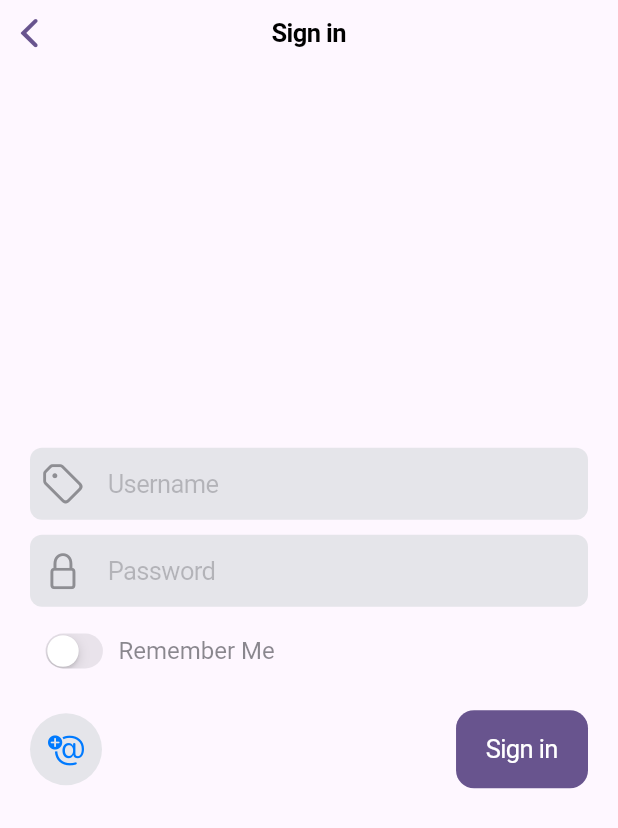
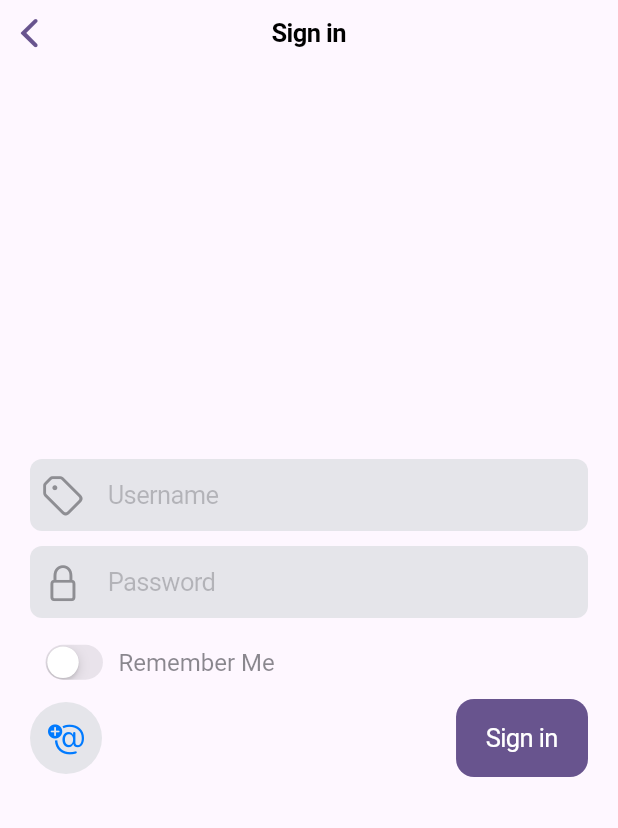
Before and after one commit to ToxicGamer-exe/UHK-Onboarding, a Flutter app: the MyHomePage screen opened directly, after a tap on the "logout" icon, on a phone screen of 412 x 824 dp. Shown: the top 828 px of the screen. Run offline on Flutter 3.47's test engine with Material 2 defaults, Android fonts, the light colour scheme and no system bars; our stand-ins replace dio, flutter_dotenv, hive, hive_flutter; accounts and stored records are empty; network calls fail.

Commit message:
Added user account button, bit of refactoring and finally permission checking

```diff
--- a/lib/api.dart
+++ b/lib/api.dart
@@ -14,10 +14,10 @@ final dio = Dio(BaseOptions(
     }));
 
 FutureOr<List<User>> getUsers({int limit = 50}) async {
-  final response = await dio.get('/users?limit=$limit');
+  final response = await dio.get('/users', queryParameters: {'limit': limit});
   // .then((value) => value.data['data'].map<User>((e) => User.fromJson(e)).toList());
   // print("Response: " + response.data['payload'].toString());
-  return response.data['payload'].map<User>((e) => User.fromJson(e)).toList();
+  return response.data['payload'].map<User>((e) => User.fromJson(e)).toList(); //Futures.wait()?
   // return response.data['payload'] as List<User>;
 }
 
--- a/lib/components/text_field.dart
+++ b/lib/components/text_field.dart
@@ -4,7 +4,6 @@ class CustomCupertinoTextField extends FormField<String> {
   final TextEditingController controller;
   final String placeholder;
   final IconData prefixIcon;
-  String errorText = '';
 
   get value => controller.value.text;
 
@@ -13,9 +12,12 @@ class CustomCupertinoTextField extends FormField<String> {
     required this.controller,
     required this.placeholder,
     required this.prefixIcon,
-    this.errorText = '',
+    String errorText = '',
+    bool enabled = true,
+    EdgeInsets padding = const EdgeInsets.only(bottom: 15),
     FormFieldValidator? validator,
   }) : super(
+          enabled: enabled,
           initialValue: controller.text,
           validator: validator,
           builder: (state) {
@@ -23,6 +25,7 @@ class CustomCupertinoTextField extends FormField<String> {
               crossAxisAlignment: CrossAxisAlignment.start,
               children: [
                 CupertinoTextField(
+                  enabled: enabled,
                   placeholder: placeholder,
                   controller: controller,
                   obscureText: placeholder == 'Password',
@@ -55,7 +58,7 @@ class CustomCupertinoTextField extends FormField<String> {
                       size: 20,
                     ),
                   ),
-                  suffixMode: OverlayVisibilityMode.editing,
+                  suffixMode: enabled ? OverlayVisibilityMode.editing : OverlayVisibilityMode.never,
                 ),
                 if (state.hasError)
                   Padding(
@@ -68,6 +71,7 @@ class CustomCupertinoTextField extends FormField<String> {
                       child: Text(state.errorText!),
                     ),
                   ),
+                Padding(padding: padding)
               ],
             );
           },
--- a/lib/main.dart
+++ b/lib/main.dart
@@ -2,6 +2,7 @@ import 'package:flutter/material.dart';
 import 'package:flutter/cupertino.dart';
 import 'package:flutter_dotenv/flutter_dotenv.dart';
 import 'package:hive_flutter/hive_flutter.dart';
+import 'package:uhk_onboarding/helpers.dart';
 import 'package:uhk_onboarding/sign_in.dart';
 import 'package:uhk_onboarding/user.dart';
 import 'types.dart';
@@ -29,11 +30,15 @@ class MyApp extends StatelessWidget {
         future: isSignedIn(),
         builder: (context, snapshot) {
           if (snapshot.connectionState == ConnectionState.waiting) {
-            return Center(child: CupertinoActivityIndicator(color: Theme.of(context).colorScheme.primary));
+            return Center(
+                child: CupertinoActivityIndicator(
+                    color: Theme.of(context).colorScheme.primary));
           } else if (snapshot.hasError) {
             return Text('Error: ${snapshot.error}');
           } else {
-            return (snapshot.data ?? false) ? const MyHomePage(title: 'User Overview') : const SignInPage();
+            return (snapshot.data ?? false)
+                ? const MyHomePage(title: 'User Overview')
+                : const SignInPage();
           }
         },
       ),
@@ -42,7 +47,9 @@ class MyApp extends StatelessWidget {
 
   Future<bool> isSignedIn() async {
     final box = await Hive.openBox('user');
-    return box.containsKey('username');
+    return box.containsKey('rememberMe') &&
+        box.get('rememberMe') != null &&
+        DateTime.parse(box.get('rememberMe')).isAfter(DateTime.now());
   }
 }
 
@@ -57,17 +64,16 @@ class MyHomePage extends StatefulWidget {
 
 class _MyHomePageState extends State<MyHomePage> {
   List<User> users = [];
+  User? currentUser;
 
   @override
   void initState() {
     super.initState();
     loadData();
-    print("users: " + users.toString());
   }
 
   void loadData() async {
-    final List<User> fetchedUsers = await getUsers();
-    print(fetchedUsers);
+    final List<User> fetchedUsers = await getUsers(limit: 1000);
     setState(() {
       users = fetchedUsers;
       roleCounts = users.map((e) => e.role).fold({},
@@ -76,6 +82,16 @@ class _MyHomePageState extends State<MyHomePage> {
         return map;
       });
     });
+    Future.delayed(const Duration(milliseconds: 5000));
+    final username = Hive.box('user').get('username');
+    if (username != null && username != '') {
+      setState(() {
+        currentUser = fetchedUsers
+            .firstWhereOrNull((element) => element.username == username);
+      });
+      print(fetchedUsers.length);
+      print(username);
+    }
     // print("Fetched users: " + users.toString());
   }
 
@@ -125,6 +141,17 @@ class _MyHomePageState extends State<MyHomePage> {
         title: Text(widget.title),
         centerTitle: true,
         leading: IconButton(
+          icon: const Icon(CupertinoIcons.person_crop_circle),
+          onPressed: () {
+            Navigator.push(
+              context,
+              MaterialPageRoute(
+                  builder: (context) => UserPage(user: currentUser, isEditable: true)),
+            );
+          },
+        ),
+        actions: [
+          IconButton(
             icon: const Icon(Icons.logout),
             onPressed: () async {
               final box = await Hive.openBox('user');
@@ -134,7 +161,8 @@ class _MyHomePageState extends State<MyHomePage> {
                 MaterialPageRoute(builder: (context) => const SignInPage()),
               );
             },
-        )
+          ),
+        ],
       ),
       body: ListView(
         children: <Widget>[
@@ -164,7 +192,7 @@ class _MyHomePageState extends State<MyHomePage> {
                   Navigator.push(
                     context,
                     MaterialPageRoute(
-                        builder: (context) => UserPage(user: user)),
+                        builder: (context) => UserPage(user: user, isEditable: currentUser?.role == Role.admin.name.toUpperCase() || user == currentUser,)),
                   );
                 },
                 child: Container(
@@ -201,7 +229,8 @@ class _MyHomePageState extends State<MyHomePage> {
             ),
         ],
       ),
-      floatingActionButton: FloatingActionButton(
+
+      floatingActionButton: currentUser?.role == Role.admin.name.toUpperCase() ? FloatingActionButton(
         onPressed: () {
           Navigator.push(
             context,
@@ -211,7 +240,7 @@ class _MyHomePageState extends State<MyHomePage> {
         tooltip: 'add',
         shape: const CircleBorder(),
         child: const Icon(Icons.add),
-      ),
+      ) : null,
       // floatingActionButtonLocation: FloatingActionButtonLocation.centerFloat,
     );
   }
--- a/lib/sign_in.dart
+++ b/lib/sign_in.dart
@@ -82,6 +82,7 @@ class _SignInPageState extends State<SignInPage> {
                       placeholder: 'Username',
                       prefixIcon: CupertinoIcons.tag,
                       //or globe, gotta decide
+                      padding: const EdgeInsets.only(bottom: 10.0),
                       validator: (value) {
                         if (value == null || value.isEmpty) {
                           return 'Username is required';
@@ -89,12 +90,12 @@ class _SignInPageState extends State<SignInPage> {
                         return null;
                       },
                     ),
-                    const SizedBox(height: 10),
                     CustomCupertinoTextField(
                       key: const Key('password'),
                       placeholder: 'Password',
                       controller: _passwordController,
                       prefixIcon: CupertinoIcons.lock,
+                      padding: const EdgeInsets.only(bottom: 10.0),
                       validator: (value) {
                         if (value == null || value.isEmpty) {
                           return 'Password is required';
@@ -102,7 +103,6 @@ class _SignInPageState extends State<SignInPage> {
                         return null;
                       },
                     ),
-                    const SizedBox(height: 10),
                     Row(
                       children: [
                         Transform.scale(
@@ -127,7 +127,7 @@ class _SignInPageState extends State<SignInPage> {
                         )
                       ],
                     ),
-                    const SizedBox(height: 20),
+                    const SizedBox(height: 5),
                     Row(
                       mainAxisAlignment: MainAxisAlignment.spaceBetween,
                       children: [
@@ -158,9 +158,10 @@ class _SignInPageState extends State<SignInPage> {
                                 if (_rememberMe) {
                                   //TODO: Encrypt something so you can't just sign in as someone else
                                   //TODO: Save access token? (rn its in .env)
+                                  Hive.box('user').put('rememberMe', DateTime.now().toString());
+                                }
                                   Hive.box('user').put('username',
                                       _usernameController.value.text.trim());
-                                }
                                 Navigator.pushReplacement(
                                     context,
                                     MaterialPageRoute(
--- a/lib/sign_up.dart
+++ b/lib/sign_up.dart
@@ -54,25 +54,22 @@ class _SignUpPageState extends State<SignUpPage> {
               controller: _firstNameController,
               prefixIcon: CupertinoIcons.person_solid,
             ),
-            SizedBox(height: 15),
             CustomCupertinoTextField(
               placeholder: 'Last name',
               controller: _lastNameController,
               prefixIcon: CupertinoIcons.signature,
             ),
-            SizedBox(height: 15),
             CustomCupertinoTextField(
               placeholder: 'Username',
               controller: _usernameController,
               prefixIcon: CupertinoIcons.tag,//or globe, gotta decide
             ),
-            SizedBox(height: 15),
             CustomCupertinoTextField(
               placeholder: 'Password',
               controller: _passwordController,
               prefixIcon: CupertinoIcons.lock,//or globe, gotta decide
             ),
-            SizedBox(height: 20),
+            SizedBox(height: 5),
             CupertinoButton.filled(
               onPressed: () {
                 //TODO: Some pre-validation + API call
--- a/lib/types.dart
+++ b/lib/types.dart
@@ -4,12 +4,12 @@ class User {
   final int id;
   final String firstName;
   final String lastName;
-  // final String password;
   final String username;
+  final String password;
   // final Role role;
   final String role;
 
-  User(this.id, this.firstName, this.lastName, this.username, this.role);
+  User(this.id, this.firstName, this.lastName, this.username, this.password, this.role);
 
   factory User.fromJson(Map<String, dynamic> json) {
     return User(
@@ -17,6 +17,7 @@ class User {
       json['firstName'] as String,
       json['lastName'] as String,
       json['username'] as String,
+      json['password'] ?? '',
       (json['role'] as String).toUpperCase(), // Convert string to Role enum
     );
   }
```
Also changed, not shown: lib/helpers.dart (+11 -1 lines), lib/user.dart (+29 -8 lines). Lines whose indentation alone changed are shown as unchanged.
